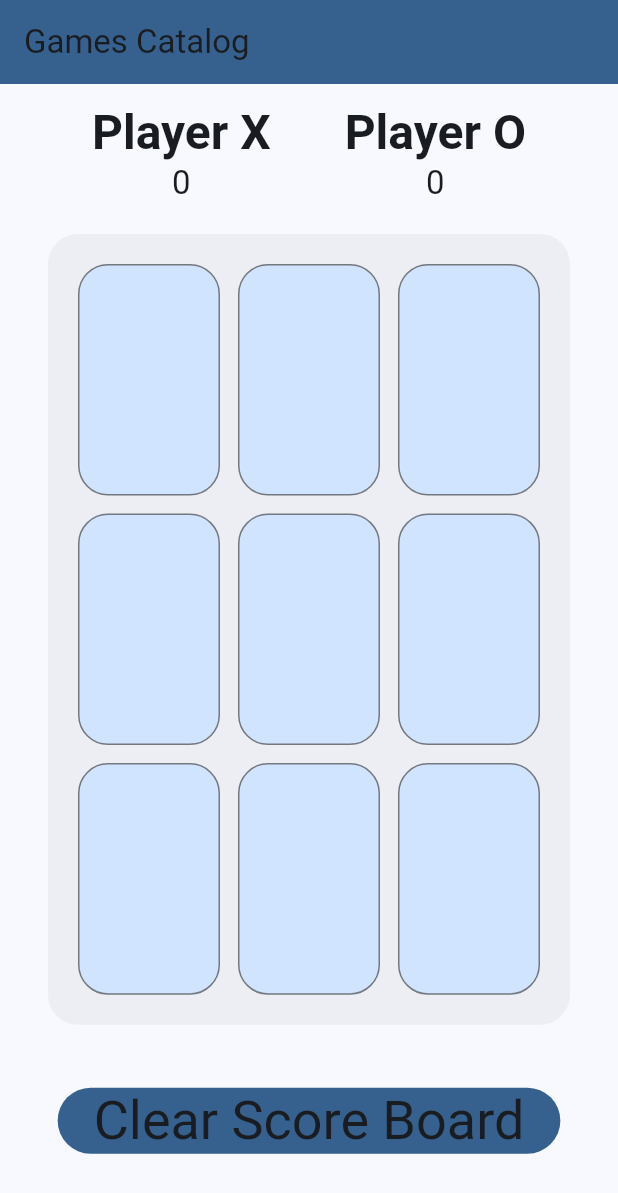
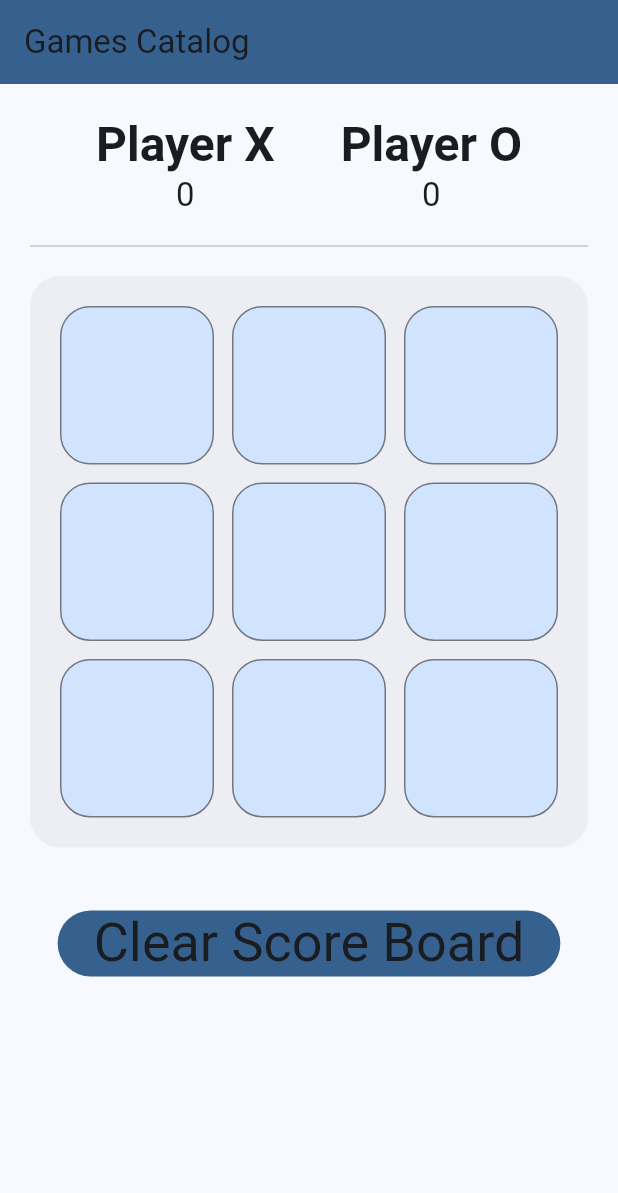
Before and after one commit to Ahmadu-Suleiman/FairGames, a Flutter app: the screen it shows after launch, on a phone screen of 412 x 824 dp. Shown: the top 1193 px of the screen. Run offline on Flutter 3.47's test engine with Material 3 defaults, Android fonts, the phone set to English and light mode, and no system bars.

Commit message:
improve media queried sizes

```diff
--- a/lib/tic_tac_toe.dart
+++ b/lib/tic_tac_toe.dart
@@ -25,7 +25,7 @@ class _TicTacToeState extends State<TicTacToe> {
             title: const Text('Games Catalog')),
         body: SingleChildScrollView(
             child: Padding(
-                padding: const EdgeInsets.all(12),
+                padding: const EdgeInsets.all(20),
                 child: Column(children: <Widget>[
                   Row(
                       mainAxisAlignment: MainAxisAlignment.spaceEvenly,
@@ -53,16 +53,15 @@ class _TicTacToeState extends State<TicTacToe> {
                                   style: Theme.of(context).textTheme.titleLarge)
                             ])
                       ]),
+                  const Divider(height: 40),
                   Container(
-                      margin: const EdgeInsets.all(20),
                       decoration: BoxDecoration(
                           borderRadius: BorderRadius.circular(20),
                           color:
                               Theme.of(context).colorScheme.surfaceContainer),
                       padding: const EdgeInsets.all(20),
                       child: GridView.count(
-                          childAspectRatio:
-                              (size.width - 60) / (size.height - 250),
+                          childAspectRatio: size.width / (size.height - 400),
                           shrinkWrap: true,
                           crossAxisCount: 3,
                           crossAxisSpacing: 12,
@@ -89,8 +88,9 @@ class _TicTacToeState extends State<TicTacToe> {
                                               style: Theme.of(context)
                                                   .textTheme
                                                   .displayMedium
-                                                  ?.copyWith(fontWeight: FontWeight.bold)))))))),
-                  const SizedBox(height: 20),
+                                                  ?.copyWith(
+                                                      fontWeight: FontWeight.bold)))))))),
+                  const SizedBox(height: 40),
                   FilledButton.tonal(
                       style: ElevatedButton.styleFrom(
                           backgroundColor:
```
